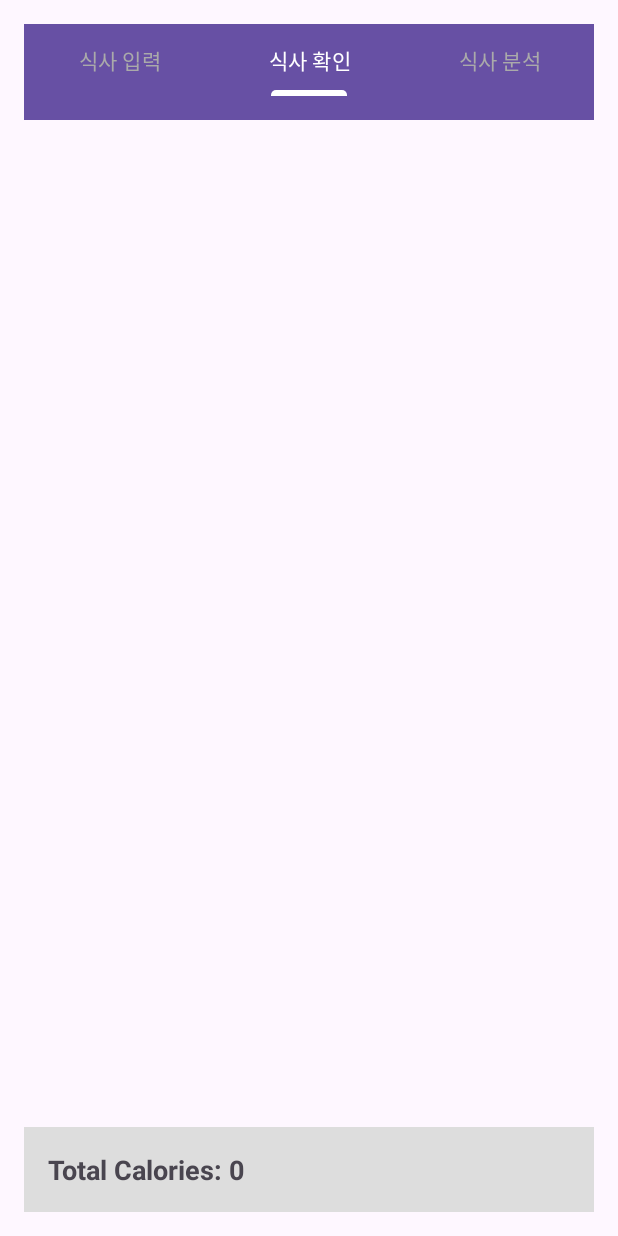
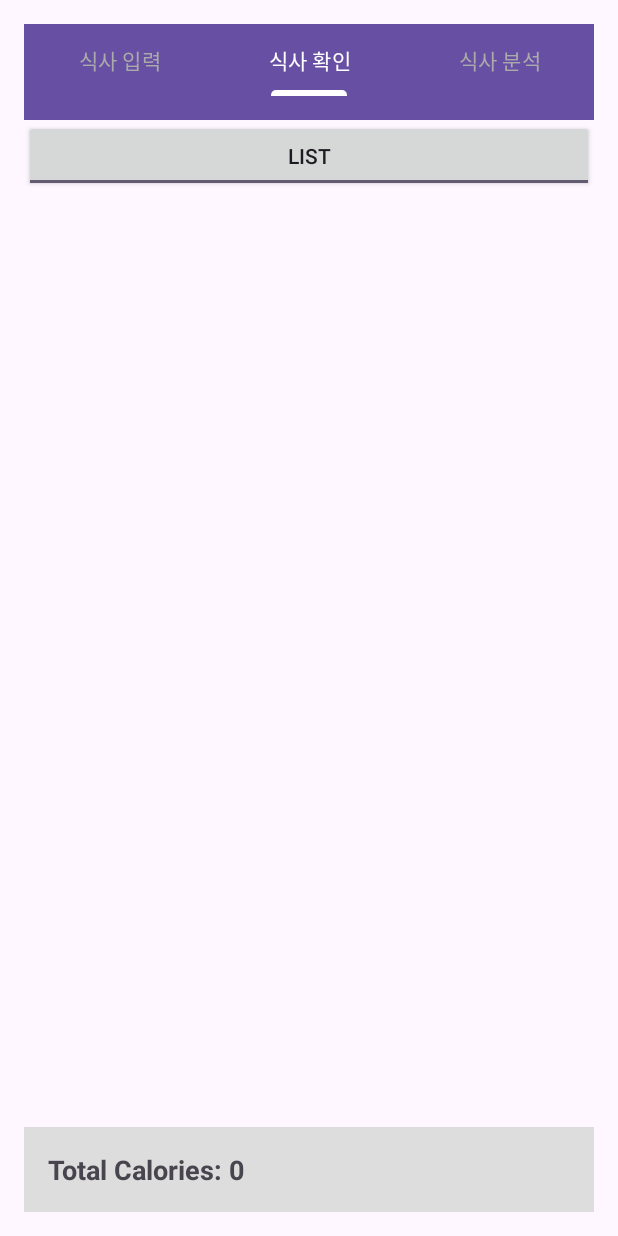
Before and after one commit to Lee-Seonghyun316/FinalApp, an Android app: the screen it shows after launch (MainActivity), tab 2 chosen, on a phone screen of 412 x 824 dp. Run offline under Robolectric (Android 15) with nearby library versions, the phone set to English and light mode, and no system bars.

Commit message:
토글 버튼 추가

```diff
--- a/app/src/main/java/com/example/finalapp/MealCheckFragment.java
+++ b/app/src/main/java/com/example/finalapp/MealCheckFragment.java
@@ -1,36 +1,73 @@
 package com.example.finalapp;
+
 import android.os.Bundle;
 import android.view.LayoutInflater;
 import android.view.View;
 import android.view.ViewGroup;
+import android.widget.FrameLayout;
 import android.widget.ListView;
+import android.widget.ToggleButton;
 
-import androidx.annotation.NonNull;
 import androidx.fragment.app.Fragment;
-import androidx.lifecycle.ViewModelProvider;
+
+import com.example.finalapp.Meal;
+import com.example.finalapp.MealListAdapter;
 
 import java.util.ArrayList;
 
 public class MealCheckFragment extends Fragment {
 
+    private FrameLayout container;
+    private ToggleButton toggleButton;
     private ListView listView;
     private MealListAdapter mealListAdapter;
     private MealDatabaseHelper databaseHelper;
 
-    public View onCreateView(@NonNull LayoutInflater inflater, ViewGroup container, Bundle savedInstanceState) {
-        View root = inflater.inflate(R.layout.fragment_meal_check, container, false);
-        listView = root.findViewById(R.id.listView);
+
+    @Override
+    public View onCreateView(LayoutInflater inflater, ViewGroup container, Bundle savedInstanceState) {
+        View view = inflater.inflate(R.layout.fragment_meal_check, container, false);
+
+        this.container = view.findViewById(R.id.container);
+        toggleButton = view.findViewById(R.id.toggleButton);
 
         // MealDatabaseHelper 초기화
         databaseHelper = new MealDatabaseHelper(requireContext());
+
+        // 초기 화면 설정
+        showList();
+
+        // 토글 버튼 리스너 설정
+        toggleButton.setOnCheckedChangeListener((buttonView, isChecked) -> {
+            if (isChecked) {
+                showList();
+            } else {
+                showCalendar();
+            }
+        });
+
+        return view;
+    }
+
+
+    private void showList() {
+        // 리스트 레이아웃을 인플레이트하여 추가
+        container.removeAllViews(); // 기존의 뷰를 제거
+        View listLayout = getLayoutInflater().inflate(R.layout.list_layout, container, false);
+        container.addView(listLayout);
 
         // 데이터베이스에서 모든 식사 데이터 가져오기
         ArrayList<Meal> mealList = databaseHelper.getAllMeals();
 
         // 리스트뷰에 어댑터 설정
         mealListAdapter = new MealListAdapter(requireContext(), mealList);
+        ListView listView = listLayout.findViewById(R.id.listView);
         listView.setAdapter(mealListAdapter);
+    }
 
-        return root;
+
+    private void showCalendar() {
+        // 캘린더에 관련된 화면을 보여줄 로직 추가
+        // 여기에서는 특정 캘린더 뷰 또는 데이터를 초기화하는 작업을 수행할 수 있습니다.
     }
 }
--- a/app/src/main/res/layout/fragment_meal_check.xml
+++ b/app/src/main/res/layout/fragment_meal_check.xml
@@ -1,35 +1,21 @@
-<!-- res/layout/fragment_meal_check.xml -->
-<androidx.core.widget.NestedScrollView xmlns:android="http://schemas.android.com/apk/res/android"
+<?xml version="1.0" encoding="utf-8"?>
+<RelativeLayout xmlns:android="http://schemas.android.com/apk/res/android"
     xmlns:tools="http://schemas.android.com/tools"
     android:layout_width="match_parent"
     android:layout_height="match_parent"
-    android:fillViewport="true"
     tools:context=".MealCheckFragment">
 
-    <RelativeLayout
+    <FrameLayout
+        android:id="@+id/container"
         android:layout_width="match_parent"
-        android:layout_height="wrap_content">
+        android:layout_height="match_parent"
+        android:layout_marginTop="25dp" />
 
-        <ListView
-            android:id="@+id/listView"
-            android:layout_width="match_parent"
-            android:layout_height="match_parent"
-            android:divider="@android:color/darker_gray"
-            android:dividerHeight="1dp"
-            android:padding="16dp"
-            android:layout_above="@id/totalCaloriesTextView" />
-
-        <TextView
-            android:id="@+id/totalCaloriesTextView"
-            android:layout_width="match_parent"
-            android:layout_height="wrap_content"
-            android:layout_alignParentBottom="true"
-            android:background="#dddddd"
-            android:padding="16dp"
-            android:text="Total Calories: 0"
-            android:textSize="18sp"
-            android:textStyle="bold" />
-
-    </RelativeLayout>
-
-</androidx.core.widget.NestedScrollView>
+    <ToggleButton
+        android:id="@+id/toggleButton"
+        android:layout_width="match_parent"
+        android:layout_height="wrap_content"
+        android:checked="true"
+        android:textOff="Calendar"
+        android:textOn="list" />
+</RelativeLayout>
--- /dev/null
+++ b/app/src/main/res/layout/list_layout.xml
@@ -0,0 +1,27 @@
+<!-- 리스트를 표시하는 레이아웃 -->
+<RelativeLayout
+    xmlns:android="http://schemas.android.com/apk/res/android"
+    android:layout_width="match_parent"
+    android:layout_height="wrap_content">
+
+    <ListView
+        android:id="@+id/listView"
+        android:layout_width="match_parent"
+        android:layout_height="match_parent"
+        android:divider="@android:color/darker_gray"
+        android:dividerHeight="1dp"
+        android:padding="16dp"
+        android:layout_above="@+id/totalCaloriesTextView" />
+
+    <TextView
+        android:id="@+id/totalCaloriesTextView"
+        android:layout_width="match_parent"
+        android:layout_height="wrap_content"
+        android:layout_alignParentBottom="true"
+        android:background="#dddddd"
+        android:padding="16dp"
+        android:text="Total Calories: 0"
+        android:textSize="18sp"
+        android:textStyle="bold" />
+
+</RelativeLayout>
```
